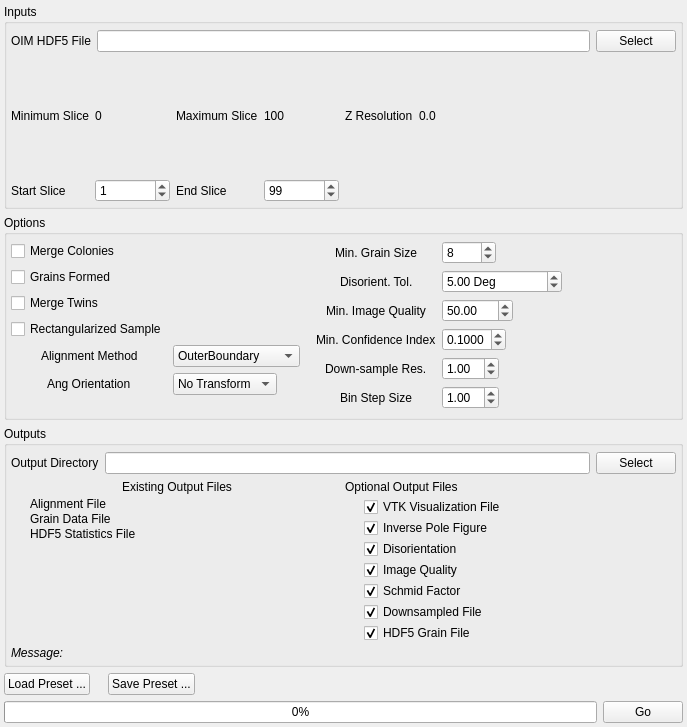
The window that Source/AIM/GUI/UI_Files/ReconstructionWidget.ui (BlueQuartzSoftware/DREAM3D) describes before a commit, drawn with Qt 5.
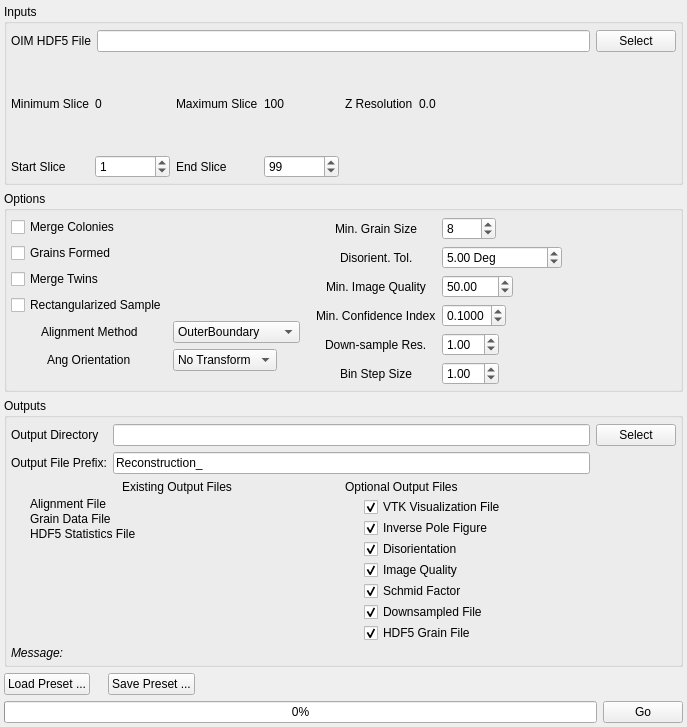
The same window after the commit. Icons and pictures are not drawn.

Diff of the .ui file:
```diff
--- a/Source/AIM/GUI/UI_Files/ReconstructionWidget.ui
+++ b/Source/AIM/GUI/UI_Files/ReconstructionWidget.ui
@@ -490,24 +490,38 @@
        <number>4</number>
       </property>
       <item>
-       <layout class="QHBoxLayout" name="horizontalLayout_6">
-        <item>
+       <layout class="QGridLayout" name="gridLayout">
+        <item row="0" column="0">
          <widget class="QLabel" name="label_2">
           <property name="text">
            <string>Output Directory</string>
           </property>
          </widget>
         </item>
-        <item>
+        <item row="0" column="1">
          <widget class="QLineEdit" name="rec_OutputDir"/>
         </item>
-        <item>
+        <item row="0" column="2">
          <widget class="QPushButton" name="rec_OutputDirBtn">
           <property name="text">
            <string>Select</string>
           </property>
          </widget>
         </item>
+        <item row="1" column="0">
+         <widget class="QLabel" name="label_4">
+          <property name="text">
+           <string>Output File Prefix:</string>
+          </property>
+         </widget>
+        </item>
+        <item row="1" column="1">
+         <widget class="QLineEdit" name="outputFilePrefix">
+          <property name="text">
+           <string>Reconstruction_</string>
+          </property>
+         </widget>
+        </item>
        </layout>
       </item>
       <item>
```
